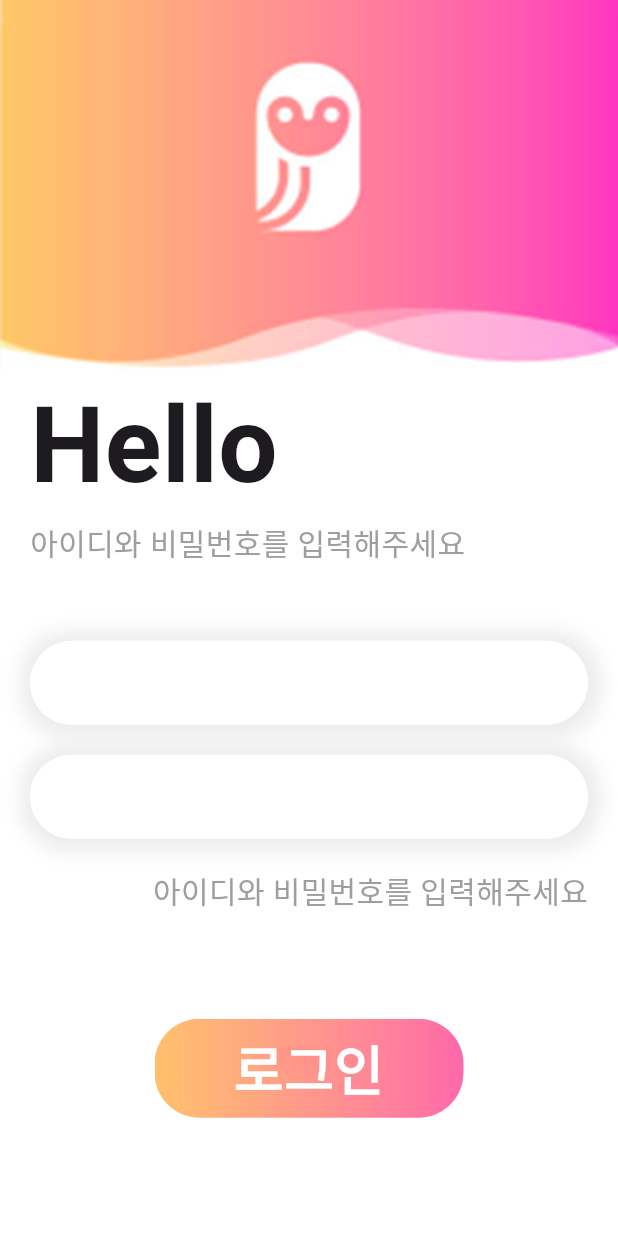
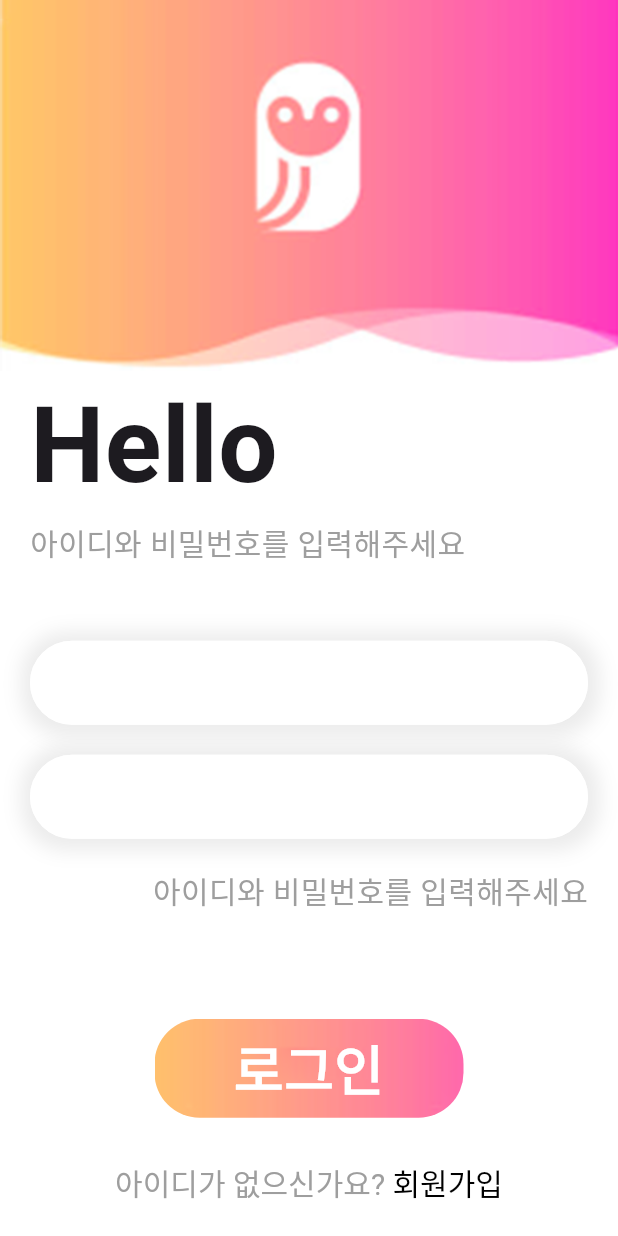
Before and after one commit to mimgggg4444/flutter_firebase_login_singup, a Flutter app: the screen it shows after launch, on a phone screen of 412 x 824 dp. Run offline on Flutter 3.47's test engine with Material 3 defaults, Android fonts, the light colour scheme and no system bars.

Commit message:
text span done

```diff
--- a/lib/login_page.dart
+++ b/lib/login_page.dart
@@ -168,9 +168,23 @@ class LoginPage extends StatelessWidget {
 
           ),
 
-          SizedBox(height: w*.08),
+          SizedBox(height: w*.07),
           RichText(text: TextSpan(
-
+            text: "아이디가 없으신가요?",
+            style: TextStyle(
+              color: Colors.grey[500],
+              fontSize: 20,
+            ),
+            children: [
+              TextSpan(
+              text: " 회원가입",
+              style: TextStyle(
+                color: Colors.black,
+                fontSize: 20,
+                // fontWeight: FontWeight.bold,
+              )
+              )
+            ]
           ))
         ],
       ),
```
